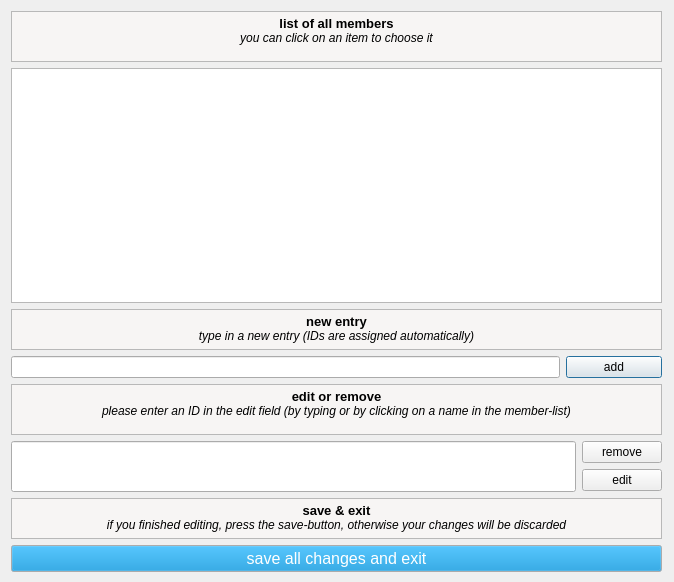
This is studentseditor.ui in Netsrik80/Activity-Manager as Qt 5 draws it before an edit. The edited form follows.
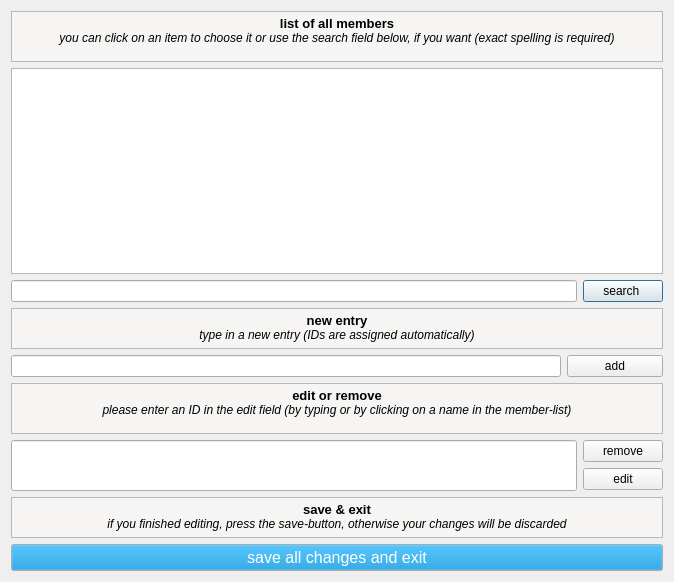
This is the edited form.

What changed in the file:
```diff
--- a/studentseditor.ui
+++ b/studentseditor.ui
@@ -16,17 +16,6 @@
   <property name="autoFillBackground">
    <bool>false</bool>
   </property>
-  <widget class="QWidget" name="">
-   <property name="geometry">
-    <rect>
-     <x>11</x>
-     <y>11</y>
-     <width>651</width>
-     <height>561</height>
-    </rect>
-   </property>
-   <layout class="QVBoxLayout" name="verticalLayout_4">
-    <item>
      <layout class="QVBoxLayout" name="verticalLayout_2">
       <item>
        <widget class="QTextBrowser" name="textBrowser_2">
@@ -82,7 +71,7 @@
 p, li { white-space: pre-wrap; }
 &lt;/style&gt;&lt;/head&gt;&lt;body style=&quot; font-family:'Sans Serif'; font-size:9pt; font-weight:400; font-style:normal;&quot;&gt;
 &lt;p align=&quot;center&quot; style=&quot; margin-top:0px; margin-bottom:0px; margin-left:0px; margin-right:0px; -qt-block-indent:0; text-indent:0px;&quot;&gt;&lt;span style=&quot; font-size:10pt; font-weight:600;&quot;&gt;list of all members&lt;/span&gt;&lt;/p&gt;
-&lt;p align=&quot;center&quot; style=&quot; margin-top:0px; margin-bottom:0px; margin-left:0px; margin-right:0px; -qt-block-indent:0; text-indent:0px;&quot;&gt;&lt;span style=&quot; font-style:italic;&quot;&gt;you can click on an item to choose it&lt;/span&gt;&lt;/p&gt;&lt;/body&gt;&lt;/html&gt;</string>
+&lt;p align=&quot;center&quot; style=&quot; margin-top:0px; margin-bottom:0px; margin-left:0px; margin-right:0px; -qt-block-indent:0; text-indent:0px;&quot;&gt;&lt;span style=&quot; font-style:italic;&quot;&gt;you can click on an item to choose it or use the search field below, if you want (exact spelling is required)&lt;/span&gt;&lt;/p&gt;&lt;/body&gt;&lt;/html&gt;</string>
         </property>
        </widget>
       </item>
@@ -96,6 +85,18 @@
         </property>
        </widget>
       </item>
+   <item>
+    <layout class="QHBoxLayout" name="horizontalLayout_3">
+     <item>
+      <widget class="QLineEdit" name="lineEdit_search"/>
+     </item>
+     <item>
+      <widget class="QPushButton" name="pushButton_search">
+       <property name="text">
+        <string>search </string>
+       </property>
+      </widget>
+     </item>
      </layout>
     </item>
     <item>
@@ -459,7 +460,6 @@
      </widget>
     </item>
    </layout>
-  </widget>
  </widget>
  <resources/>
  <connections/>
```
Lines whose indentation alone changed are shown as unchanged.
